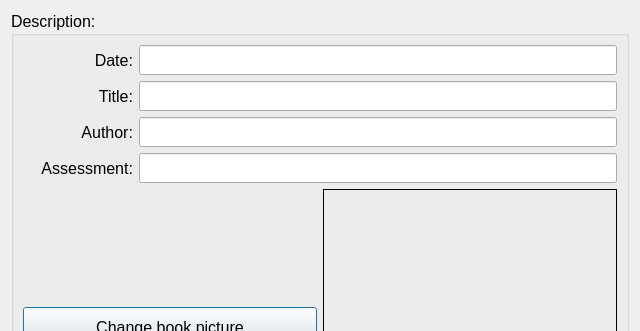
artemsmolyak/books, file dialog.ui: the form before one commit; both pictures show x 0 to 640 and y 0 to 331 of the 640 by 724 pixel window.
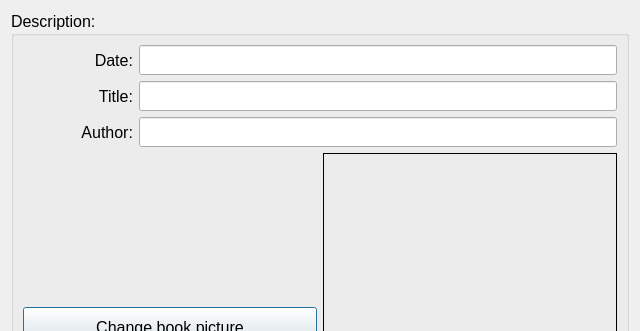
The form after the commit. Icons and pictures are not drawn. Custom widgets are drawn as their Qt base class.

Commit message: Assesment in mainwindow and dialog.

```diff
--- a/dialog.ui
+++ b/dialog.ui
@@ -173,52 +173,6 @@
             </item>
            </layout>
           </item>
-          <item>
-           <layout class="QHBoxLayout" name="horizontalLayout">
-            <item>
-             <widget class="QLabel" name="label">
-              <property name="minimumSize">
-               <size>
-                <width>110</width>
-                <height>0</height>
-               </size>
-              </property>
-              <property name="font">
-               <font>
-                <pointsize>12</pointsize>
-               </font>
-              </property>
-              <property name="text">
-               <string>Assessment:</string>
-              </property>
-              <property name="alignment">
-               <set>Qt::AlignRight|Qt::AlignTrailing|Qt::AlignVCenter</set>
-              </property>
-             </widget>
-            </item>
-            <item>
-             <widget class="QLineEdit" name="assesEdit">
-              <property name="sizePolicy">
-               <sizepolicy hsizetype="Expanding" vsizetype="Fixed">
-                <horstretch>0</horstretch>
-                <verstretch>0</verstretch>
-               </sizepolicy>
-              </property>
-              <property name="minimumSize">
-               <size>
-                <width>200</width>
-                <height>30</height>
-               </size>
-              </property>
-              <property name="font">
-               <font>
-                <pointsize>12</pointsize>
-               </font>
-              </property>
-             </widget>
-            </item>
-           </layout>
-          </item>
           <item>
            <layout class="QHBoxLayout" name="horizontalLayout_5">
             <item>
```
Left out of the diff: 4 changed lines with no effect on the pictures. The commit also changes 5 other files.
